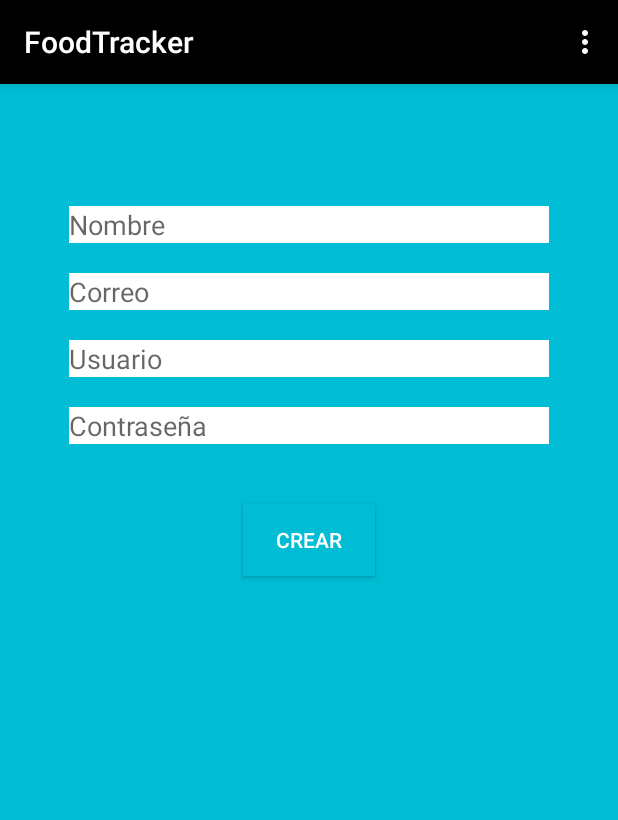
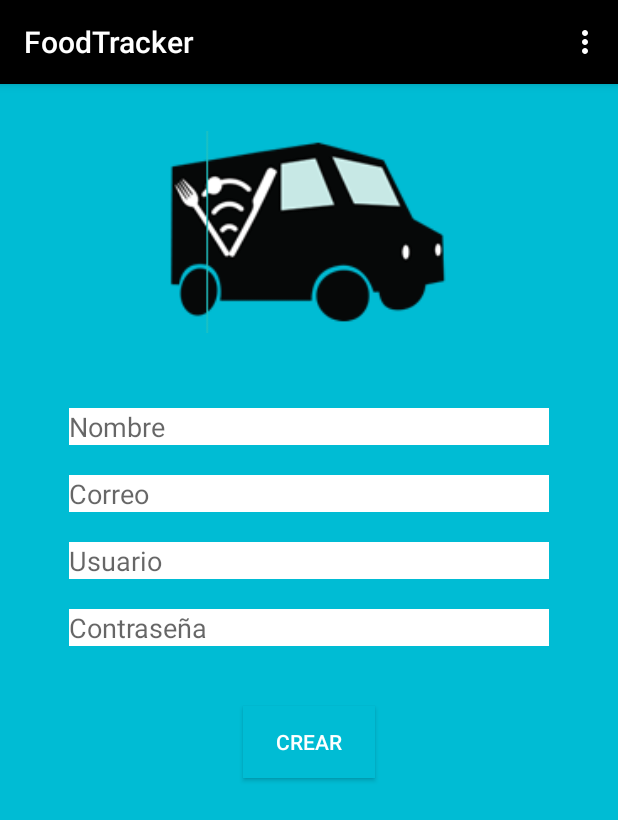
Before and after one commit to stephmorzan/FoodTracker, an Android app: the screen it shows after launch (UserRegistroActivity), on a phone screen of 412 x 824 dp. Shown: the top 820 px of the screen. Run offline under Robolectric (Android 15) with nearby library versions, the phone set to English and light mode, and no system bars; our stand-ins replace ButterKnife; 1 statement that could not run was skipped.

Commit message:
Se colocó miniLogo (imagen)

```diff
--- a/app/src/main/res/layout/content_user_registro.xml
+++ b/app/src/main/res/layout/content_user_registro.xml
@@ -11,14 +11,17 @@
     tools:context=".UserRegistroActivity"
     android:orientation="vertical"
     android:gravity="center_horizontal"
-    android:background="@color/ftc_background">
+    android:background="@color/ftc_background"
+    android:weightSum="1">
 
     <ImageView
-        android:layout_width="wrap_content"
+        android:layout_width="252dp"
         android:layout_height="wrap_content"
         android:layout_marginTop="15dp"
         android:layout_marginBottom="20dp"
-        android:id="@+id/iviLogo"/>
+        android:id="@+id/iviLogo"
+        android:src="@mipmap/miniLogo"
+        android:layout_weight="0.16" />
 
     <EditText
         android:layout_height="wrap_content"
```
Also changed, not shown: app/src/main/res/mipmap-hdpi/miniLogo.PNG (added).
